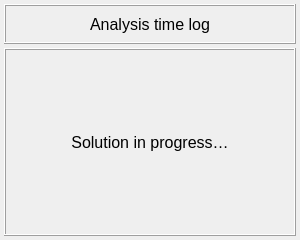
Old version of the form data/user_input/ui_files/analysis_/general_/run_analysis_input.ui in the repository open-pulse/OpenPulse.
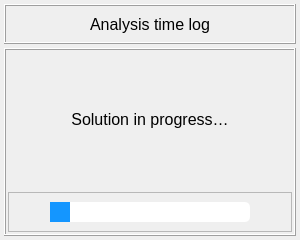
New version of the form. Icons and pictures are not drawn.

Commit message: Close solution log automatically #171

The edit to the form file:
```diff
--- a/data/user_input/ui_files/analysis_/general_/run_analysis_input.ui
+++ b/data/user_input/ui_files/analysis_/general_/run_analysis_input.ui
@@ -188,6 +188,45 @@
         </property>
        </widget>
       </item>
+      <item row="1" column="0">
+       <widget class="QFrame" name="frame_progress_bar">
+        <property name="maximumSize">
+         <size>
+          <width>16777215</width>
+          <height>40</height>
+         </size>
+        </property>
+        <property name="frameShape">
+         <enum>QFrame::StyledPanel</enum>
+        </property>
+        <property name="frameShadow">
+         <enum>QFrame::Raised</enum>
+        </property>
+        <layout class="QGridLayout" name="gridLayout_4">
+         <item row="0" column="0">
+          <widget class="QProgressBar" name="progress_bar_timer">
+           <property name="maximumSize">
+            <size>
+             <width>200</width>
+             <height>16777215</height>
+            </size>
+           </property>
+           <property name="styleSheet">
+            <string notr="true">QProgressBar { border-radius: 5px;  background-color: rgba(255,255,255,255);}
+
+ QProgressBar::chunk {border-radius: 6px;   background-color:  rgba(20,150,255,255);   width: 10px; }</string>
+           </property>
+           <property name="value">
+            <number>10</number>
+           </property>
+           <property name="textVisible">
+            <bool>false</bool>
+           </property>
+          </widget>
+         </item>
+        </layout>
+       </widget>
+      </item>
      </layout>
     </widget>
    </item>
```
The commit also changes 2 other files.
